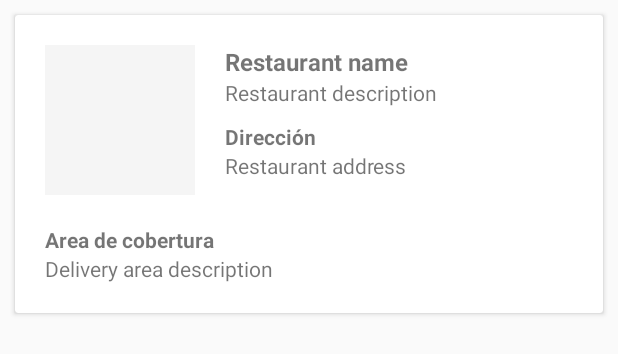
After one commit to eversanchez12/lunchi, an Android app: the layout item_restaurant.xml on its own in the app's theme, with its tools: preview values and no code run, on a phone screen of 412 x 824 dp. The commit adds this screen. Shown: the top 354 px of the screen. Run offline under Robolectric (Android 15) with nearby library versions, the phone set to English and light mode, and no system bars.

Commit message:
Add restaurant list

```diff
--- /dev/null
+++ b/app/src/main/java/com/sango/lunchi/restaurantslist/RestaurantListAdapter.kt
@@ -0,0 +1,31 @@
+package com.sango.lunchi.restaurantslist
+
+import android.arch.paging.PagedListAdapter
+import android.support.v7.util.DiffUtil
+import android.view.ViewGroup
+import com.sango.core.model.Restaurant
+
+class RestaurantListAdapter() : PagedListAdapter<Restaurant, RestaurantViewHolder>(STORE_COMPARATOR) {
+
+    companion object {
+        val STORE_COMPARATOR = object : DiffUtil.ItemCallback<Restaurant>() {
+            override fun areItemsTheSame(oldItem: Restaurant, newItem: Restaurant): Boolean =
+                oldItem.id == newItem.id
+
+            override fun areContentsTheSame(oldItem: Restaurant, newItem: Restaurant): Boolean =
+                oldItem == newItem
+        }
+    }
+
+    override fun onCreateViewHolder(parent: ViewGroup, viewType: Int) =
+        RestaurantViewHolder.create(parent)
+
+    override fun onBindViewHolder(holder: RestaurantViewHolder, position: Int) {
+        if (itemCount != 0) {
+            val restaurantItem = getItem(position)
+            if (restaurantItem != null) {
+                holder.bind(restaurantItem)
+            }
+        }
+    }
+}
--- /dev/null
+++ b/app/src/main/java/com/sango/lunchi/restaurantslist/RestaurantViewHolder.kt
@@ -0,0 +1,29 @@
+package com.sango.lunchi.restaurantslist
+
+import android.databinding.DataBindingUtil
+import android.support.v7.widget.RecyclerView
+import android.view.LayoutInflater
+import android.view.View
+import android.view.ViewGroup
+import com.sango.core.model.Restaurant
+import com.sango.lunchi.R
+import com.sango.lunchi.databinding.ItemRestaurantBinding
+
+class RestaurantViewHolder(view: View) : RecyclerView.ViewHolder(view) {
+
+    companion object {
+        fun create(parent: ViewGroup): RestaurantViewHolder {
+            val view = LayoutInflater.from(parent.context)
+                .inflate(R.layout.item_restaurant, parent, false)
+            return RestaurantViewHolder(view)
+        }
+    }
+
+    private val binding: ItemRestaurantBinding? = DataBindingUtil.bind(view)
+
+    fun bind(restaurant: Restaurant?) {
+        restaurant?.let {
+            binding?.restaurant = restaurant
+        }
+    }
+}
--- a/app/src/main/java/com/sango/lunchi/restaurantslist/RestaurantsListActivity.kt
+++ b/app/src/main/java/com/sango/lunchi/restaurantslist/RestaurantsListActivity.kt
@@ -19,7 +19,6 @@ import android.support.v7.app.AppCompatActivity
 import android.util.Log
 import android.view.View
 import android.view.animation.AnimationUtils
-import android.widget.Toast
 import com.sango.core.model.AccessToken
 import com.sango.core.model.Restaurant
 import com.sango.core.model.RestaurantResponse
@@ -49,6 +48,7 @@ class RestaurantsListActivity : AppCompatActivity() {
     private lateinit var viewModel: RestaurantsListViewModel
     private lateinit var binding: ActivityRestaurantListBinding
     private lateinit var currentAccessToken: AccessToken
+    private lateinit var adapter: RestaurantListAdapter
     private var currentLat = 0.0
     private var currentLng = 0.0
     private var locationManager: LocationManager? = null
@@ -87,6 +87,10 @@ class RestaurantsListActivity : AppCompatActivity() {
 
         //Here we set the click single event
         viewModel.clickLiveEvent.observe(this, getSingleClickEventObserver())
+
+        //Here we init the adapter
+        adapter = RestaurantListAdapter()
+        rv_restaurants.adapter = adapter
 
         //Check if we have the location permission
         checkLocationPermission()
@@ -212,7 +216,7 @@ class RestaurantsListActivity : AppCompatActivity() {
      */
     @VisibleForTesting(otherwise = VisibleForTesting.PRIVATE)
     fun requestRestaurants() {
-        viewModel.getRestaurants(currentAccessToken, 1, "$currentLat,$currentLng") { offset ->
+        viewModel.getRestaurants(currentAccessToken, 1, "-34.902852,-56.168325") { offset ->
             viewModel.restaurantRepository.getNextStoresPage(offset).observe(this, getRestaurantRequestObserver())
         }.observe(this, getRestaurantsPageObserver())
     }
@@ -236,9 +240,9 @@ class RestaurantsListActivity : AppCompatActivity() {
     fun getRestaurantRequestObserver(): Observer<ApiResponse<RestaurantResponse>> = Observer { response ->
         when (response) {
             is ApiSuccessResponse -> {
-                if (response.body.total > 0){
+                if (response.body.total > 0) {
                     viewModel.restaurantRepository.updateStoreContent(response.body)
-                }else{
+                } else {
                     viewModel.progressBarVisibility.set(View.INVISIBLE)
                     viewModel.errorMessage.set(getString(R.string.no_result_to_show))
                     viewModel.errorMessageVisibility.set(View.VISIBLE)
@@ -264,12 +268,14 @@ class RestaurantsListActivity : AppCompatActivity() {
     fun getRestaurantsPageObserver(): Observer<PagedList<Restaurant>> = Observer { pagedList ->
         pagedList?.let {
             if (it.isNotEmpty()) {
-                Toast.makeText(
-                    this,
-                    "Datos obtenidos ${pagedList?.size}",
-                    Toast.LENGTH_LONG
-                ).show()
+                adapter.submitList(it)
                 viewModel.progressBarVisibility.set(View.INVISIBLE)
+                if (viewModel.listVisibility.get() == View.INVISIBLE) {
+                    viewModel.listVisibility.set(View.VISIBLE)
+                    viewModel.floatingButtonVisibility.set(View.VISIBLE)
+                    animateView(rv_restaurants)
+                    animateView(bt_location)
+                }
             }
         }
     }
--- /dev/null
+++ b/app/src/main/res/layout/item_restaurant.xml
@@ -0,0 +1,123 @@
+<?xml version="1.0" encoding="utf-8"?>
+<layout xmlns:android="http://schemas.android.com/apk/res/android" xmlns:app="http://schemas.android.com/apk/res-auto"
+        xmlns:tools="http://schemas.android.com/tools">
+
+    <data>
+        <variable name="restaurant" type="com.sango.core.model.Restaurant"/>
+    </data>
+
+    <android.support.v7.widget.CardView
+            android:layout_width="match_parent"
+            android:minHeight="50dp"
+            android:layout_margin="10dp"
+            android:layout_height="wrap_content">
+
+        <android.support.constraint.ConstraintLayout
+                android:layout_width="match_parent"
+                android:layout_height="wrap_content">
+
+
+            <android.support.constraint.ConstraintLayout
+                    android:id="@+id/cl_header"
+                    android:layout_width="match_parent"
+                    android:layout_height="wrap_content"
+                    app:layout_constraintStart_toStartOf="parent"
+                    app:layout_constraintTop_toTopOf="parent"
+                    app:layout_constraintEnd_toEndOf="parent">
+
+                <ImageView
+                        android:id="@+id/iv_logo"
+                        android:layout_width="100dp"
+                        android:layout_height="100dp"
+                        app:layout_constraintTop_toTopOf="parent"
+                        app:layout_constraintStart_toStartOf="parent"
+                        app:layout_constraintEnd_toStartOf="@id/tv_name"
+                        android:layout_margin="20dp"
+                        android:background="@color/colorSilverGrey"
+                        app:layout_constraintBottom_toBottomOf="parent"
+                        tools:ignore="ContentDescription"/>
+
+                <TextView
+                        android:id="@+id/tv_name"
+                        android:layout_width="0dp"
+                        android:layout_height="wrap_content"
+                        app:layout_constraintStart_toEndOf="@id/iv_logo"
+                        app:layout_constraintEnd_toEndOf="parent"
+                        android:layout_marginTop="20dp"
+                        android:layout_marginEnd="20dp"
+                        android:textStyle="bold"
+                        android:textSize="16sp"
+                        android:text="@{restaurant.name}"
+                        tools:text="Restaurant name"
+                        app:layout_constraintTop_toTopOf="parent"
+                        app:layout_constraintBottom_toTopOf="@id/tv_description"/>
+
+                <TextView
+                        android:id="@+id/tv_description"
+                        android:layout_width="0dp"
+                        android:layout_height="wrap_content"
+                        app:layout_constraintStart_toStartOf="@id/tv_name"
+                        app:layout_constraintEnd_toEndOf="parent"
+                        android:layout_marginEnd="20dp"
+                        android:text="@{restaurant.description}"
+                        tools:text="Restaurant description"
+                        app:layout_constraintTop_toBottomOf="@id/tv_name"
+                        app:layout_constraintBottom_toTopOf="@id/tv_address_tag"/>
+
+                <TextView
+                        android:id="@+id/tv_address_tag"
+                        android:layout_width="0dp"
+                        android:layout_height="wrap_content"
+                        app:layout_constraintStart_toStartOf="@id/tv_name"
+                        app:layout_constraintEnd_toEndOf="parent"
+                        android:layout_marginTop="10dp"
+                        android:layout_marginEnd="20dp"
+                        android:textStyle="bold"
+                        android:text="@string/restaurant_address"
+                        app:layout_constraintTop_toBottomOf="@id/tv_description"
+                        app:layout_constraintBottom_toTopOf="@id/tv_address"/>
+
+                <TextView
+                        android:id="@+id/tv_address"
+                        android:layout_width="0dp"
+                        android:layout_height="wrap_content"
+                        app:layout_constraintStart_toStartOf="@id/tv_name"
+                        app:layout_constraintEnd_toEndOf="parent"
+                        android:layout_marginEnd="20dp"
+                        tools:text="Restaurant address"
+                        android:text="@{restaurant.address}"
+                        app:layout_constraintTop_toBottomOf="@id/tv_address_tag"/>
+
+            </android.support.constraint.ConstraintLayout>
+
+            <TextView
+                    android:id="@+id/tv_delivery_area_tag"
+                    android:layout_width="0dp"
+                    android:layout_height="wrap_content"
+                    app:layout_constraintStart_toStartOf="parent"
+                    app:layout_constraintEnd_toEndOf="parent"
+                    android:layout_marginEnd="20dp"
+                    android:layout_marginStart="20dp"
+                    android:textStyle="bold"
+                    android:text="@string/restaurant_delivery_area"
+                    app:layout_constraintTop_toBottomOf="@id/cl_header"
+                    app:layout_constraintBottom_toTopOf="@id/tv_delivery_area"/>
+
+            <TextView
+                    android:id="@+id/tv_delivery_area"
+                    android:layout_width="0dp"
+                    android:layout_height="wrap_content"
+                    app:layout_constraintStart_toStartOf="parent"
+                    app:layout_constraintEnd_toEndOf="parent"
+                    android:layout_marginEnd="20dp"
+                    android:layout_marginBottom="20dp"
+                    android:layout_marginStart="20dp"
+                    android:text="@{restaurant.deliveryAreas}"
+                    tools:text="Delivery area description"
+                    app:layout_constraintTop_toBottomOf="@id/tv_delivery_area_tag"
+                    app:layout_constraintBottom_toBottomOf="parent"/>
+
+        </android.support.constraint.ConstraintLayout>
+
+    </android.support.v7.widget.CardView>
+</layout>
--- a/app/src/main/res/values/colors.xml
+++ b/app/src/main/res/values/colors.xml
@@ -4,4 +4,5 @@
     <color name="colorPrimaryDark">#5C007A</color>
     <color name="colorAccent">#C158DC</color>
     <color name="colorWhite">#FFFFFF</color>
+    <color name="colorSilverGrey">#F5F5F5</color>
 </resources>
--- a/app/src/main/res/values/strings.xml
+++ b/app/src/main/res/values/strings.xml
@@ -7,4 +7,6 @@
     <string name="retry_location_permission">Otorgar permiso</string>
     <string name="no_result_to_show">No se encontraron resultados para mostrar</string>
     <string name="error_during_request">Error realizando su petición</string>
+    <string name="restaurant_address">Dirección</string>
+    <string name="restaurant_delivery_area">Area de cobertura</string>
 </resources>
--- a/core/src/main/java/com/sango/core/util/Api.kt
+++ b/core/src/main/java/com/sango/core/util/Api.kt
@@ -14,7 +14,7 @@ interface Api {
         @Query("clientSecret") clientSecret: String
     ): LiveData<ApiResponse<AccessToken>>
 
-    @GET("search/restaurants?max=20&fields=id, name, description, logo, coordinates, deliveryAreas, rating, address")
+    @GET("search/restaurants?sort=name&max=20&fields=id, name, description, logo, coordinates, deliveryAreas, rating, address")
     fun getRestaurants(
         @Query("country") country: Int,
         @Query("point") point: String,
```
